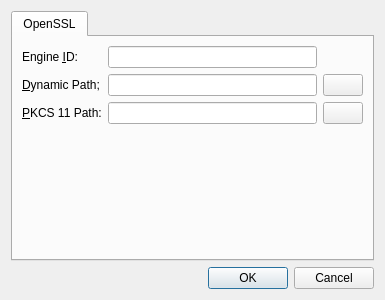
Above: src/dialogs/PreferencesEditorDialog.ui from wejaeger/l2tp-ipsec-vpn before the change. Below: the same form after it.
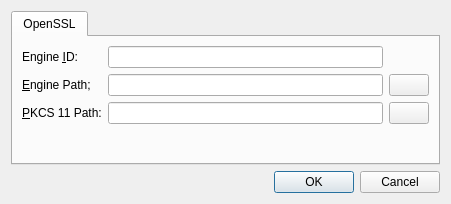
That is the form after the change. Icons and pictures are not drawn.

Commit message: first implementation of preferences dialog added ui for preferences dialog

```diff
--- a/src/dialogs/PreferencesEditorDialog.ui
+++ b/src/dialogs/PreferencesEditorDialog.ui
@@ -6,8 +6,8 @@
    <rect>
     <x>0</x>
     <y>0</y>
-    <width>385</width>
-    <height>300</height>
+    <width>451</width>
+    <height>204</height>
    </rect>
   </property>
   <property name="windowTitle">
@@ -42,20 +42,24 @@
         <widget class="QLineEdit" name="m_pEngineIDLineEdit"/>
        </item>
        <item row="1" column="0">
-        <widget class="QLabel" name="m_pDynamicPathLabel">
+        <widget class="QLabel" name="m_pEnginPathLabel">
          <property name="text">
-          <string>&amp;Dynamic Path;</string>
+          <string>&amp;Engine Path;</string>
          </property>
          <property name="buddy">
-          <cstring>m_pDynamicPathLineEdit</cstring>
+          <cstring>m_pEnginePathLineEdit</cstring>
          </property>
         </widget>
        </item>
        <item row="1" column="1">
-        <widget class="QLineEdit" name="m_pDynamicPathLineEdit"/>
+        <widget class="QLineEdit" name="m_pEnginePathLineEdit">
+         <property name="readOnly">
+          <bool>true</bool>
+         </property>
+        </widget>
        </item>
        <item row="1" column="2">
-        <widget class="QPushButton" name="m_pDynamicPathPushButton">
+        <widget class="QPushButton" name="m_pEnginePathPushButton">
          <property name="text">
           <string/>
          </property>
@@ -76,7 +80,11 @@
         </widget>
        </item>
        <item row="2" column="1">
-        <widget class="QLineEdit" name="m_pPkcs11PathLineEdit"/>
+        <widget class="QLineEdit" name="m_pPkcs11PathLineEdit">
+         <property name="readOnly">
+          <bool>true</bool>
+         </property>
+        </widget>
        </item>
        <item row="2" column="2">
         <widget class="QPushButton" name="m_pPkcs11PathPushButton">
```
Left out of the diff: 4 changed lines with no effect on the pictures. The commit also changes 15 other files.
